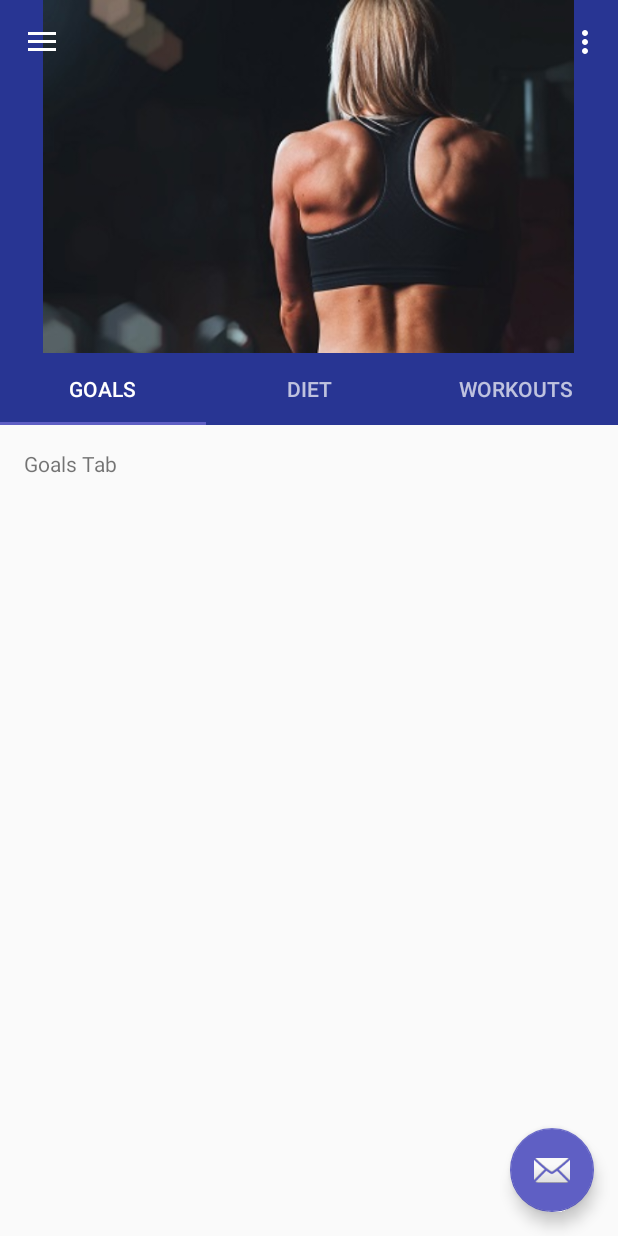
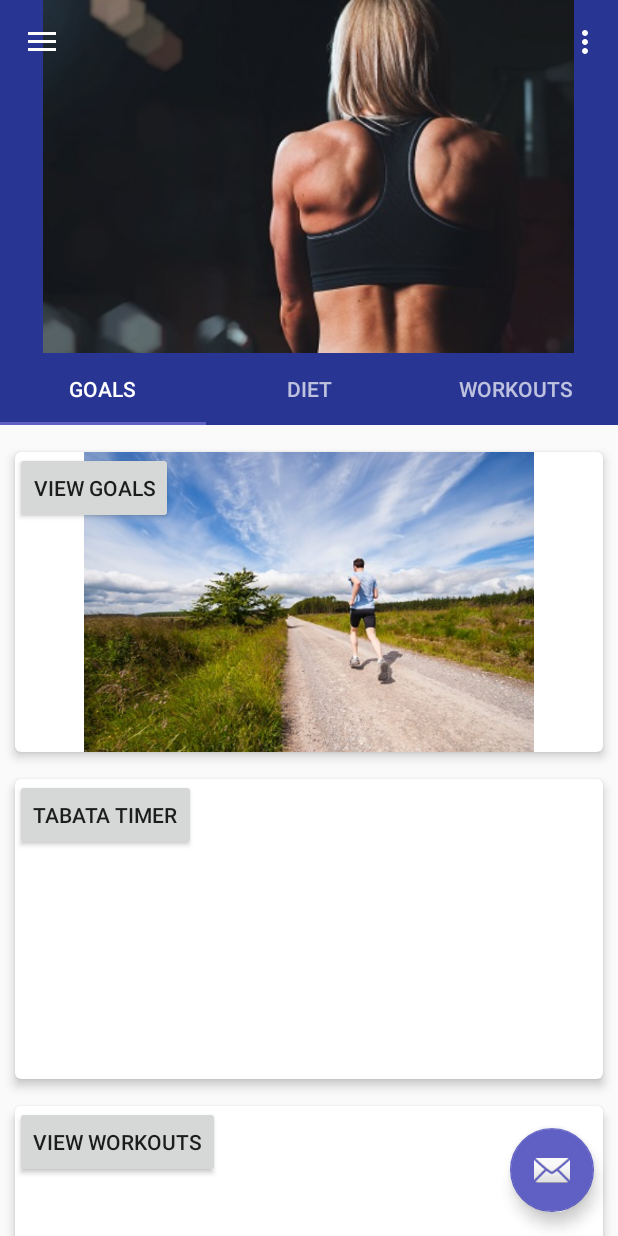
Before and after one commit to D-M-Moriarty/MyFitnessApplication, an Android app: the screen it shows after launch once a user with an empty profile is signed in (MainHomePagerActivity), on a phone screen of 412 x 824 dp. Run offline under Robolectric (Android 15) with nearby library versions, the phone set to English and light mode, and no system bars; our stand-ins replace Firebase (no records; nobody signed in at launch, a user with empty details on screens opened directly).

Commit message:
working on the diet diary

```diff
--- a/app/src/main/AndroidManifest.xml
+++ b/app/src/main/AndroidManifest.xml
@@ -90,6 +90,8 @@
             android:name=".pageractivities.workout_package.RouteDetailsMapsActivity"
             android:label="@string/title_activity_route_details_maps">
         </activity>
+        <activity android:name=".pageractivities.diet_package.DietDiaryActivity">
+        </activity>
     </application>
 
 </manifest>
--- a/app/src/main/res/layout/diet_fragment.xml
+++ b/app/src/main/res/layout/diet_fragment.xml
@@ -71,10 +71,11 @@
                 tools:layout_constraintRight_creator="1">
 
                 <Button
-                    android:id="@+id/tabataTimerBtn"
+                    android:id="@+id/dietDiaryButton"
                     android:layout_width="wrap_content"
                     android:layout_height="wrap_content"
-                    android:text="Tabata Timer"/>
+                    android:onClick="viewDiary"
+                    android:text="View Diary"/>
             </android.support.v7.widget.CardView>
 
             <android.support.v7.widget.CardView
--- a/app/src/main/res/layout/goals_fragment.xml
+++ b/app/src/main/res/layout/goals_fragment.xml
@@ -1,3 +1,8 @@
+<android.support.design.widget.CoordinatorLayout
+    android:layout_width="match_parent"
+    android:layout_height="wrap_content"
+    xmlns:android="http://schemas.android.com/apk/res/android">
+
     <android.support.v4.widget.NestedScrollView
         android:layout_width="match_parent"
         android:layout_height="match_parent"
@@ -5,22 +10,118 @@
         app:layout_behavior="@string/appbar_scrolling_view_behavior"
         xmlns:android="http://schemas.android.com/apk/res/android">
 
-    <RelativeLayout xmlns:android="http://schemas.android.com/apk/res/android"
+
+        <LinearLayout xmlns:android="http://schemas.android.com/apk/res/android"
                       xmlns:tools="http://schemas.android.com/tools"
                       android:layout_width="match_parent"
                       android:layout_height="match_parent"
+                      android:orientation="vertical"
+                      android:padding="0dp"
                       android:paddingBottom="@dimen/activity_vertical_margin"
                       android:paddingLeft="@dimen/activity_horizontal_margin"
                       android:paddingRight="@dimen/activity_horizontal_margin"
                       android:paddingTop="@dimen/activity_vertical_margin"
+                      android:weightSum="1"
                       tools:context="com.darrenmoriarty.myfitnessapp.pageractivities.MainHomePagerActivity">
 
-        <TextView
-            android:id="@+id/section_label"
+            <android.support.v7.widget.CardView
+                android:id="@+id/runTrackCardView"
+                android:layout_width="match_parent"
+                android:layout_height="200dp"
+                android:layout_marginLeft="10dp"
+                android:layout_marginRight="10dp"
+                android:layout_marginTop="18dp"
+                app:cardCornerRadius="4dp"
+                app:cardElevation="4dp"
+                app:layout_constraintLeft_toLeftOf="parent"
+                app:layout_constraintRight_toRightOf="parent"
+                tools:layout_constraintLeft_creator="1"
+                tools:layout_constraintRight_creator="1">
+
+
+                <Button
+                    android:id="@+id/logFoodButton"
                     android:layout_width="wrap_content"
                     android:layout_height="wrap_content"
-            android:text="Goals Tab"/>
+                    android:onClick="logFood"
+                    android:text="View Goals"/>
 
-    </RelativeLayout>
+                <ImageView
+                    android:id="@+id/imageView3"
+                    android:layout_width="match_parent"
+                    android:layout_height="wrap_content"
+                    android:clickable="true"
+                    android:fitsSystemWindows="false"
+                    android:onClick="Track Run"
+                    app:srcCompat="@drawable/running"/>
+            </android.support.v7.widget.CardView>
 
+            <android.support.v7.widget.CardView
+                android:id="@+id/tabataCardView"
+                android:layout_width="match_parent"
+                android:layout_height="200dp"
+                android:layout_marginLeft="10dp"
+                android:layout_marginRight="10dp"
+                android:layout_marginTop="18dp"
+                app:cardCornerRadius="4dp"
+                app:cardElevation="4dp"
+                app:layout_constraintLeft_toLeftOf="parent"
+                app:layout_constraintRight_toRightOf="parent"
+                tools:layout_constraintLeft_creator="1"
+                tools:layout_constraintRight_creator="1">
+
+                <Button
+                    android:id="@+id/tabataTimerBtn"
+                    android:layout_width="wrap_content"
+                    android:layout_height="wrap_content"
+                    android:text="Tabata Timer"/>
+            </android.support.v7.widget.CardView>
+
+            <android.support.v7.widget.CardView
+                android:id="@+id/workoutsCardView"
+                android:layout_width="match_parent"
+                android:layout_height="200dp"
+                android:layout_marginBottom="0dp"
+                android:layout_marginLeft="10dp"
+                android:layout_marginRight="10dp"
+                android:layout_marginTop="18dp"
+                app:cardCornerRadius="4dp"
+                app:cardElevation="4dp"
+                app:layout_constraintLeft_toLeftOf="parent"
+                app:layout_constraintRight_toRightOf="parent"
+                tools:layout_constraintLeft_creator="1"
+                tools:layout_constraintRight_creator="1">
+
+                <Button
+                    android:id="@+id/viewWorkoutsBtn"
+                    android:layout_width="wrap_content"
+                    android:layout_height="wrap_content"
+                    android:text="View Workouts"/>
+            </android.support.v7.widget.CardView>
+
+            <android.support.v7.widget.CardView
+                android:id="@+id/VO2MaxCardView"
+                android:layout_width="match_parent"
+                android:layout_height="200dp"
+                android:layout_marginBottom="18dp"
+                android:layout_marginLeft="10dp"
+                android:layout_marginRight="10dp"
+                android:layout_marginTop="18dp"
+                app:cardCornerRadius="4dp"
+                app:cardElevation="4dp"
+                app:layout_constraintLeft_toLeftOf="parent"
+                app:layout_constraintRight_toRightOf="parent"
+                tools:layout_constraintLeft_creator="1"
+                tools:layout_constraintRight_creator="1">
+
+                <Button
+                    android:id="@+id/VO2MaxBtn"
+                    android:layout_width="wrap_content"
+                    android:layout_height="wrap_content"
+                    android:text="View VO2 Max"/>
+            </android.support.v7.widget.CardView>
+
+        </LinearLayout>
     </android.support.v4.widget.NestedScrollView>
+
+</android.support.design.widget.CoordinatorLayout>
```
Also changed, not shown: app/src/main/java/com/darrenmoriarty/myfitnessapp/pageractivities/MainHomePagerActivity.java (+8 -0 lines), app/src/main/java/com/darrenmoriarty/myfitnessapp/pageractivities/diet_package/DietDiaryActivity.java (added, +44 -0 lines), app/src/main/java/com/darrenmoriarty/myfitnessapp/pageractivities/workout_package/RecordFinishActivity.java (+25 -5 lines), app/src/main/res/layout/activity_diet_diary.xml (added, +395 -0 lines), app/build.gradle (line endings or trailing spaces). Lines whose indentation alone changed are shown as unchanged.
